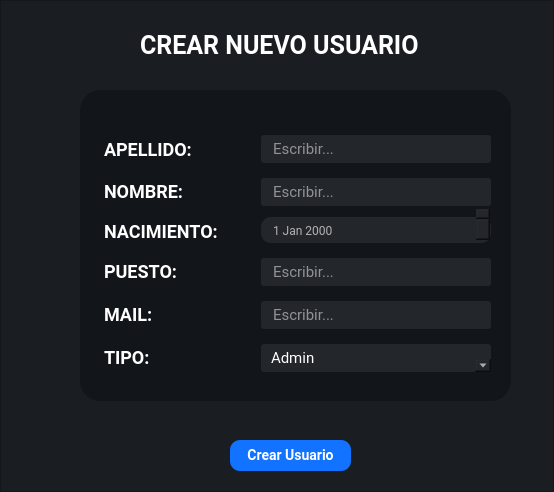
Old version of the form Interfaces/main/create_user.ui in the repository juanignaciocansillieri/Proyecto-Final.
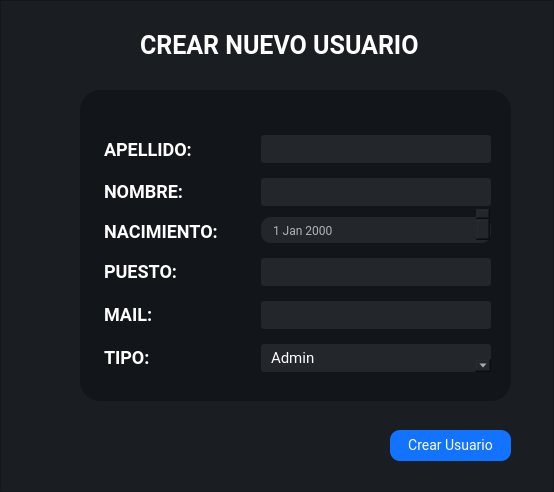
New version of the form.

```diff
--- a/Interfaces/main/create_user.ui
+++ b/Interfaces/main/create_user.ui
@@ -142,7 +142,7 @@
 }</string>
            </property>
            <property name="placeholderText">
-            <string>Escribir...</string>
+            <string/>
            </property>
           </widget>
          </item>
@@ -187,7 +187,7 @@
 }</string>
            </property>
            <property name="placeholderText">
-            <string>Escribir...</string>
+            <string/>
            </property>
           </widget>
          </item>
@@ -246,7 +246,7 @@
 }</string>
            </property>
            <property name="placeholderText">
-            <string>Escribir...</string>
+            <string/>
            </property>
           </widget>
          </item>
@@ -291,7 +291,7 @@
 }</string>
            </property>
            <property name="placeholderText">
-            <string>Escribir...</string>
+            <string/>
            </property>
           </widget>
          </item>
@@ -414,8 +414,8 @@
       <widget class="QPushButton" name="pushButton">
        <property name="geometry">
         <rect>
-         <x>230</x>
-         <y>440</y>
+         <x>390</x>
+         <y>430</y>
          <width>121</width>
          <height>31</height>
         </rect>
@@ -424,8 +424,6 @@
         <font>
          <family>Roboto</family>
          <pointsize>-1</pointsize>
-         <weight>75</weight>
-         <bold>true</bold>
         </font>
        </property>
        <property name="cursor">
@@ -436,7 +434,6 @@
 background-color: #1173ff;
 color: #fff;
 border-radius:10px;
-font-weight:bold;
 font-family:Roboto;
 font-size: 14px
 
```
